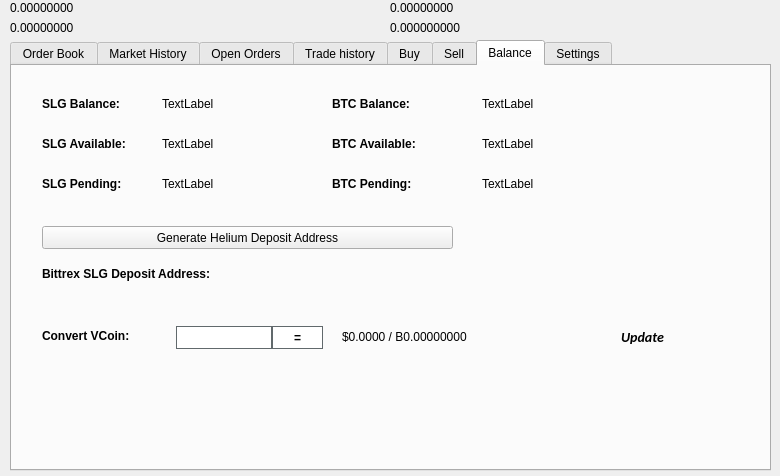
The window that src/qt/forms/tradingdialog.ui (CryptoCanary/Sterlingcoin-Core-WIP) describes before a commit, drawn with Qt 5.
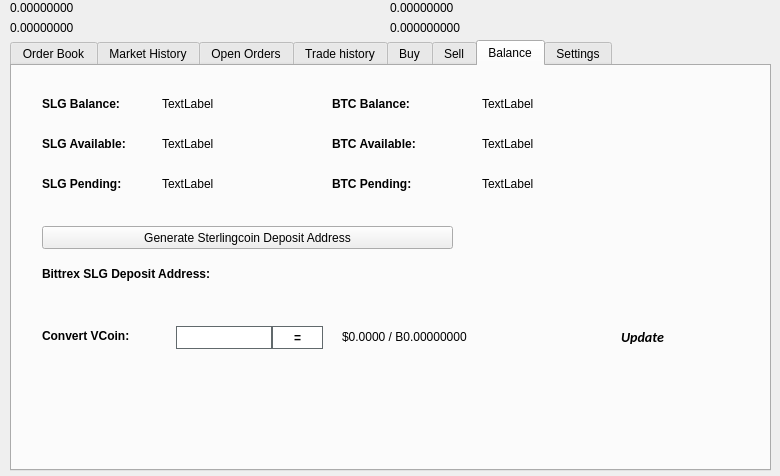
The same window after the commit. The open tabs and pages were chosen to show the change. Icons and pictures are not drawn.

What changed in the file:
```diff
--- a/src/qt/forms/tradingdialog.ui
+++ b/src/qt/forms/tradingdialog.ui
@@ -2941,7 +2941,7 @@
       </rect>
      </property>
      <property name="text">
-      <string>Generate Helium Deposit Address</string>
+      <string>Generate Sterlingcoin Deposit Address</string>
      </property>
      <property name="icon">
       <iconset resource="../bitcoin.qrc">
```
